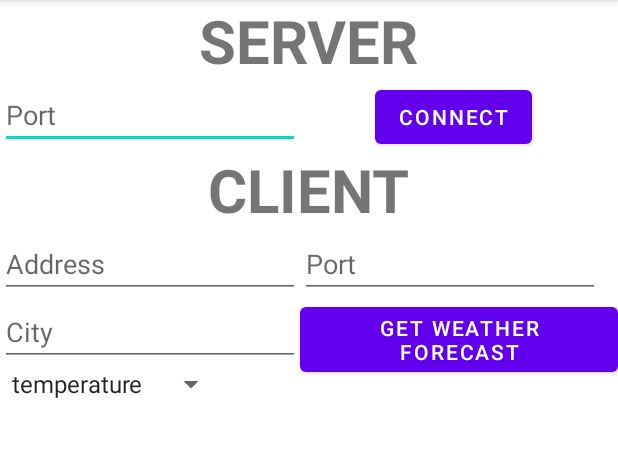
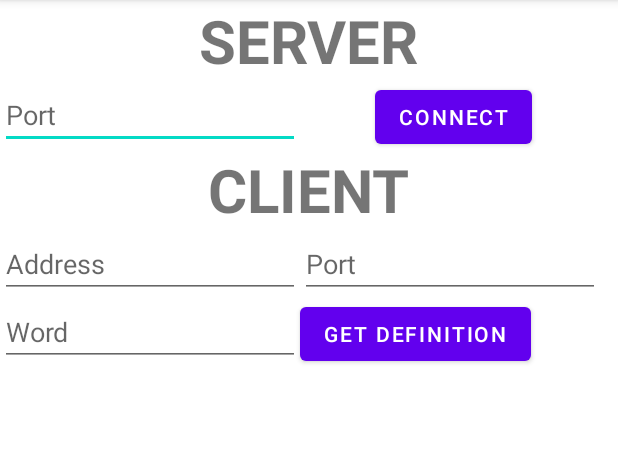
Before and after one commit to alexserban00/PracticalTest02, an Android app: the screen it shows after launch (PracticalTest02MainActivity), on a phone screen of 412 x 824 dp, the part 84-541 px from its top. Run offline under Robolectric (Android 15) with nearby library versions, the phone set to English and light mode, and no system bars; 1 statement that could not run was skipped.

```diff
--- a/app/src/main/java/ro/pub/cs/systems/eim/practicaltest02/PracticalTest02MainActivity.java
+++ b/app/src/main/java/ro/pub/cs/systems/eim/practicaltest02/PracticalTest02MainActivity.java
@@ -32,9 +32,9 @@ public class PracticalTest02MainActivity extends AppCompatActivity {
         etServerPort = findViewById(R.id.server_port);
         etClientAddr = findViewById(R.id.client_addr);
         etClientPort = findViewById(R.id.client_port);
-        etCity = findViewById(R.id.city);
+        etCity = findViewById(R.id.word);
         butServerConnect = findViewById(R.id.server_connect);
-        butGetWeatherForecast = findViewById(R.id.get_weather_forecast);
+        butGetWeatherForecast = findViewById(R.id.get_word_definition);
         spinnerInformationType = findViewById(R.id.spinner);
         tvWeatherForecast = findViewById(R.id.weather_forecast_text_view);
 
--- a/app/src/main/java/ro/pub/cs/systems/eim/practicaltest02/general/Constants.java
+++ b/app/src/main/java/ro/pub/cs/systems/eim/practicaltest02/general/Constants.java
@@ -14,7 +14,7 @@ public class Constants {
     final public static String HUMIDITY = "humidity";
     final public static String ALL = "all";
 
-    final public static String WEB_SERVICE_ADDRESS = "https://api.openweathermap.org/data/2.5/weather";
+    final public static String WEB_SERVICE_ADDRESS = "https://api.dictionaryapi.dev/ap/v2/entries/en/";
     final public static String WEB_SERVICE_API_KEY = "e03c3b32cfb5a6f7069f2ef29237d87e";
 
 }
--- a/app/src/main/res/layout/activity_practical_test02_main.xml
+++ b/app/src/main/res/layout/activity_practical_test02_main.xml
@@ -57,32 +57,26 @@
         android:layout_below="@+id/client_title" />
 
     <EditText
-        android:id="@+id/city"
+        android:id="@+id/word"
         android:layout_width="200dp"
         android:layout_height="wrap_content"
-        android:hint="City"
+        android:hint="Word"
         android:layout_below="@+id/client_addr"/>
 
     <Button
-        android:id="@+id/get_weather_forecast"
+        android:id="@+id/get_word_definition"
         android:layout_width="wrap_content"
         android:layout_height="wrap_content"
-        android:text="GET WEATHER FORECAST"
-        android:layout_toRightOf="@+id/city"
+        android:text="GET DEFINITION"
+        android:layout_toRightOf="@+id/word"
         android:layout_below="@+id/client_port" />
 
-    <Spinner
-        android:id="@+id/spinner"
-        android:layout_width="wrap_content"
-        android:layout_height="wrap_content"
-        android:layout_below="@+id/city"
-        android:entries="@array/weather_data"/>
 
     <TextView
         android:id="@+id/weather_forecast_text_view"
         android:layout_width="match_parent"
         android:layout_height="wrap_content"
-        android:layout_below="@+id/spinner"
+        android:layout_below="@+id/word"
         android:maxLines="10"/>
 
 </RelativeLayout>
```
